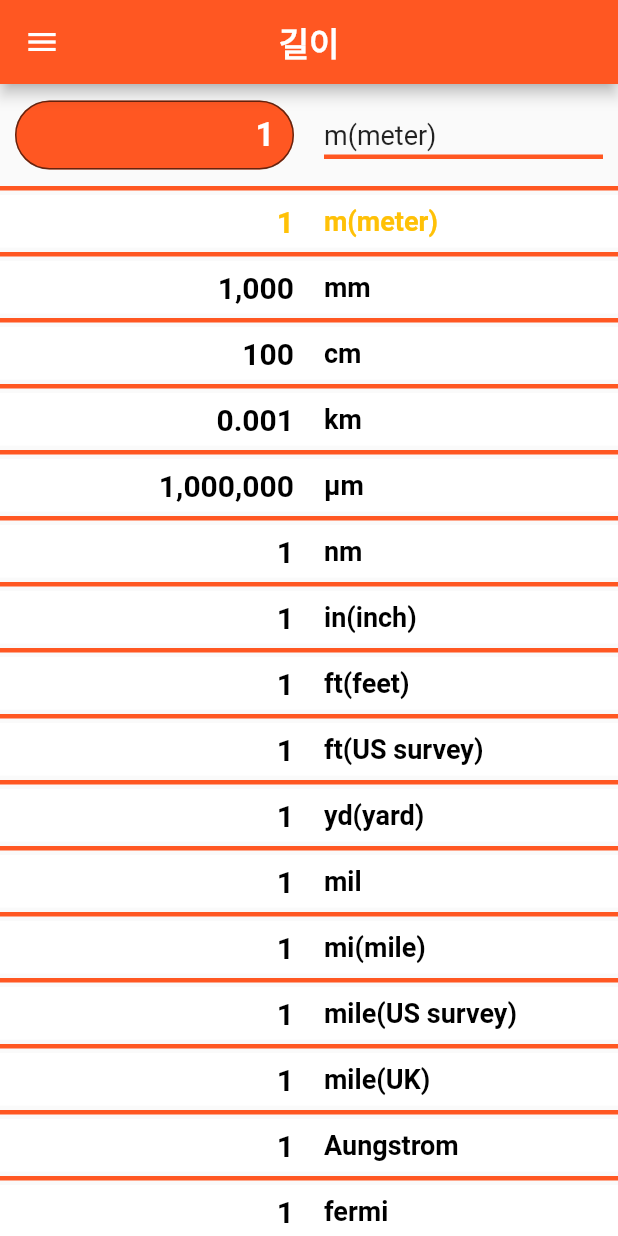
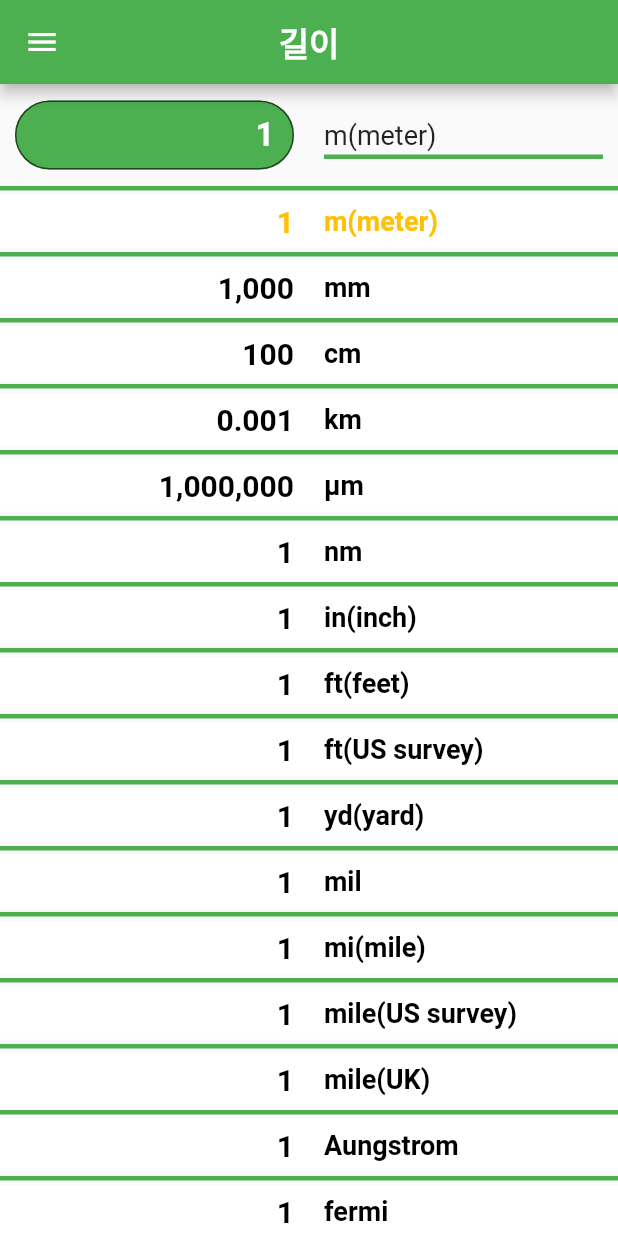
Before and after one commit to sara0608/conversion, a Flutter app: the screen it shows after launch, on a phone screen of 412 x 824 dp. Run offline on Flutter 3.47's test engine with Material 2 defaults, Android fonts, the phone set to English and light mode, and no system bars; our stand-ins replace fluttertoast, shared_preferences.

Commit message:
디바이스에 사용자 커스터마이징 정보 저장하기

```diff
--- a/lib/component/expression.dart
+++ b/lib/component/expression.dart
@@ -1,15 +1,19 @@
 import 'package:flutter/material.dart';
 import 'body.dart';
 import 'conversion.dart';
+import 'package:shared_preferences/shared_preferences.dart';
 
 var expression_target = 'Basic_001';
 var expression_target_item = 'Basic_001_001';
 
 class Expression{
 
-  setExpression(String _target){
+  setExpression(String _target) async{
     expression_target = _target;
     expression_target_item = expression_target + '_001';
+
+    final prefs = await SharedPreferences.getInstance();
+    prefs.setString("customerExpression", _target);
   }
 
   getExpression(){
--- a/lib/component/userSetting.dart
+++ b/lib/component/userSetting.dart
@@ -1,15 +1,45 @@
 import 'package:flutter/material.dart';
-import 'body.dart';
+import 'package:shared_preferences/shared_preferences.dart';
+import 'expression.dart';
 
-Color customerColor = Colors.deepOrange;
+bool getDeviceYn = false;
+int customerColor = 0;
 
 class userSetting{
 
   getColor(){
-    return customerColor;
+    Color reCustomerColor = Color(customerColor);
+    return reCustomerColor;
   }
 
-  setColor(Color targetColor){
-    customerColor = targetColor;
+  setColor(Color targetColor) async{
+    // 01. 변수저장
+    customerColor = targetColor.value;
+    // 02. 디바이스에 변수 저장
+    final prefs = await SharedPreferences.getInstance();
+    prefs.setInt("customerColor", customerColor);
   }
 }
+
+getDeviceValue() async{
+  // 01. 값 불러오기
+  final prefs = await SharedPreferences.getInstance();
+  int? _customerColor = prefs.getInt('customerColor');
+  String? _customerExpression = prefs.getString('customerExpression');
+
+  // 02. color 셋팅
+  if (_customerColor == null){
+    customerColor = 4283215696; //저장된 값이 없을시 기본값 저장
+  }else{
+    customerColor = _customerColor;
+  }
+
+  // 03. expression 셋팅
+  if (_customerExpression == null){
+    expression_target = 'Basic_001';
+    expression_target_item = 'Basic_001_001';
+  }else{
+    expression_target = _customerExpression;
+    expression_target_item = _customerExpression + "_001";
+  }
+}
--- a/lib/main.dart
+++ b/lib/main.dart
@@ -1,8 +1,11 @@
-import 'package:conversion/component/conversion.dart';
 import 'package:flutter/material.dart';
+import 'package:shared_preferences/shared_preferences.dart';
+import 'dart:async';
+
 import 'package:conversion/component/body.dart';
 import 'package:conversion/component/expression.dart';
 import 'package:conversion/component/userSetting.dart';
+import 'package:conversion/component/conversion.dart';
 
 void main() {
   runApp(MaterialApp(home: MyApp()));
@@ -14,10 +17,6 @@ class MyApp extends StatefulWidget {
 }
 
 class _MyApp extends State<MyApp> {
-  String appTitle = "길이";
-
-  @override
-  Widget build(BuildContext context) {
 
   final title = [
     {0, '기본', 'Basic'}         //index : 0
@@ -57,6 +56,33 @@ class _MyApp extends State<MyApp> {
     , {6, '지진크기', 'Etc_001'},    {6, '전송속도', 'Etc_002'}
     , {6, '저장용량', 'Etc_003'}
   ];
+
+  String appTitle = "길이";
+
+  @override
+  Widget build(BuildContext context) {
+
+    // 초기 device 값 셋팅
+    if(!getDeviceYn){
+      getDeviceValue();
+      Timer _timer = Timer.periodic(Duration(microseconds: 1), (timer) {
+        if (customerColor != 0 && expression_target != ""){
+          // 01. 초기값 셋팅 완료
+          getDeviceYn = true;
+
+          // 02. apptitle 값 바인딩
+          for(var i =0; i < title.length; i++){
+            if(title[i].elementAt(2) == Expression().getExpression()){
+              appTitle = title[i].elementAt(1).toString();
+            }
+          }
+
+          // 03. 완료 (timer cancel, setState 주기)
+          setState(() {});
+          timer.cancel();
+        }
+      });
+    }
 
     ValueNotifier<bool> visibleYn01 = ValueNotifier<bool>(false);
     ValueNotifier<bool> visibleYn02 = ValueNotifier<bool>(false);
@@ -346,7 +372,7 @@ class _MyApp extends State<MyApp> {
                       Expanded( child: Divider(height: 5, thickness: 3,)),
                     ]
                 ),
-                Container(W
+                Container(
                   height: 50,
                   child: Row(
                     mainAxisAlignment: MainAxisAlignment.end,
@@ -436,5 +462,7 @@ class _MyApp extends State<MyApp> {
         },
       )
     );
+
+
   }
 }
--- a/pubspec.yaml
+++ b/pubspec.yaml
@@ -38,6 +38,7 @@ dependencies:
   flutter_keyboard_visibility: ^5.4.0
   intl: ^0.17.0
   fluttertoast: ^8.1.1
+  shared_preferences: ^2.0.15
 
 dev_dependencies:
   flutter_test:
```
Also changed, not shown: pubspec.lock. Lines whose indentation alone changed are shown as unchanged.
